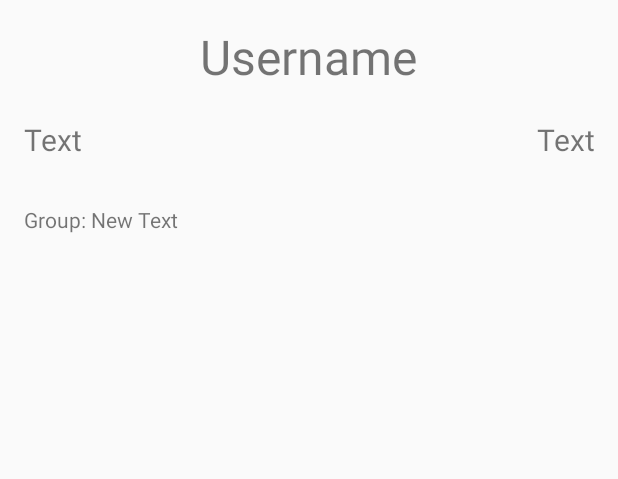
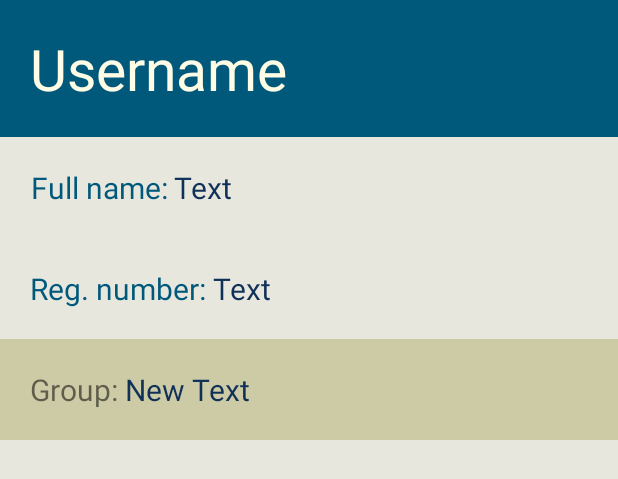
Before and after one commit to tumasews20163-1/TUM-ASE-WS2016-Project, an Android app: the layout activity_overview.xml on its own in the app's theme, with its tools: preview values and no code run, on a phone screen of 412 x 824 dp. Shown: the top 479 px of the screen. Run offline under Robolectric (Android 15) with nearby library versions, the phone set to English and light mode, and no system bars.

Commit message:
Update Android UI

```diff
--- a/Android/CourseApp/app/src/main/res/layout/activity_main.xml
+++ b/Android/CourseApp/app/src/main/res/layout/activity_main.xml
@@ -16,7 +16,9 @@
         android:onClick="login_click"
         android:layout_centerVertical="true"
         android:layout_alignParentRight="true"
-        android:layout_alignParentEnd="true" />
+        android:layout_alignParentEnd="true"
+        android:background="#00587A"
+        android:textColor="#FFFFFF"/>
 
     <EditText
         android:layout_width="match_parent"
@@ -24,6 +26,8 @@
         android:layout_above="@+id/Login_button"
         android:layout_alignParentRight="true"
         android:layout_alignParentEnd="true"
+        android:inputType="textPassword"
+        android:singleLine="true"
         android:id="@+id/password" />
 
     <EditText
@@ -32,6 +36,7 @@
         android:layout_above="@+id/password"
         android:layout_alignParentRight="true"
         android:layout_alignParentEnd="true"
+        android:singleLine="true"
         android:id="@+id/username"/>
 
 
--- a/Android/CourseApp/app/src/main/res/layout/activity_overview.xml
+++ b/Android/CourseApp/app/src/main/res/layout/activity_overview.xml
@@ -4,26 +4,53 @@
     android:layout_width="match_parent"
     android:layout_height="match_parent"
     android:orientation="vertical"
-    android:paddingBottom="@dimen/activity_vertical_margin"
-    android:paddingLeft="@dimen/activity_horizontal_margin"
-    android:paddingRight="@dimen/activity_horizontal_margin"
-    android:paddingTop="@dimen/activity_vertical_margin"
+    android:background="#E7E7DE"
     tools:context="com.example.alex.courseapp.OverviewActivity">
 
-    <TextView
-        android:id="@+id/username"
-        android:layout_width="wrap_content"
-        android:layout_height="wrap_content"
-        android:text="Username"
-        android:layout_gravity="center_horizontal"
-        android:textSize="32dp"/>
+
 
     <LinearLayout
+        android:padding="20dp"
+        android:id="@+id/backgroundLayout"
+        android:layout_width="match_parent"
+        android:layout_height="wrap_content"
+        android:orientation="horizontal"
+        android:background="#00587A"
+        >
+        <LinearLayout
+
+            android:id="@+id/titleLayout"
+            android:layout_width="match_parent"
+            android:layout_height="wrap_content"
+            android:orientation="horizontal">
+
+            <TextView
+                android:id="@+id/username"
+                android:layout_width="wrap_content"
+                android:layout_height="wrap_content"
+                android:text="Username"
+                android:textSize="38dp"
+                android:textColor="#FFFCE6"/>
+
+        </LinearLayout>
+    </LinearLayout>
+
+    <LinearLayout
+        android:padding="20dp"
         android:id="@+id/topLayout"
         android:layout_width="match_parent"
         android:layout_height="wrap_content"
-        android:orientation="horizontal"
-        android:layout_marginTop="20dp">
+        android:orientation="horizontal">
+
+        <TextView
+            android:id="@+id/fullnameLabel"
+            android:layout_width="wrap_content"
+            android:layout_height="wrap_content"
+            android:layout_centerHorizontal="true"
+            android:gravity="right"
+            android:text="Full name: "
+            android:textSize="20dp"
+            android:textColor="#00587A"/>
 
         <TextView
             android:id="@+id/fullname"
@@ -32,34 +59,61 @@
             android:layout_alignParentTop="true"
             android:layout_centerHorizontal="true"
             android:text="Text"
-            android:textSize="20dp"/>
+            android:textSize="20dp"
+            android:textColor="#0F3057" />
 
-        <TextView
-            android:id="@+id/mat_nr"
-            android:layout_width="fill_parent"
-            android:layout_height="wrap_content"
-            android:layout_centerHorizontal="true"
-            android:gravity="right"
-            android:text="Text"
-            android:textSize="20dp"/>
+
 
 
     </LinearLayout>
 
     <LinearLayout
+        android:padding="20dp"
+        android:id="@+id/topLayout2"
+        android:layout_width="match_parent"
+        android:layout_height="wrap_content"
+        android:orientation="horizontal">
+
+        <TextView
+            android:id="@+id/mat_nrLabel"
+            android:layout_width="wrap_content"
+            android:layout_height="wrap_content"
+            android:layout_alignParentTop="true"
+            android:layout_centerHorizontal="true"
+            android:text="Reg. number: "
+            android:textSize="20dp"
+            android:textColor="#00587A" />
+
+        <TextView
+            android:id="@+id/mat_nr"
+            android:layout_width="wrap_content"
+            android:layout_height="wrap_content"
+            android:layout_centerHorizontal="true"
+            android:text="Text"
+            android:textSize="20dp"
+            android:textColor="#0F3057"/>
+
+
+    </LinearLayout>
+
+    <LinearLayout
+        android:padding="20dp"
         android:id="@+id/middleLayout"
         android:layout_width="match_parent"
         android:layout_height="wrap_content"
         android:orientation="horizontal"
-        android:layout_below="@+id/topLayout">
+        android:layout_below="@+id/topLayout2"
+        android:background="#CDCBA6"
+        >
 
         <TextView
+
             android:id="@+id/exercise_group_label"
             android:layout_width="wrap_content"
             android:layout_height="wrap_content"
             android:layout_below="@+id/surname"
             android:layout_centerHorizontal="true"
-            android:layout_marginTop="30dp"
+            android:textSize="20dp"
             android:text="Group: " />
 
         <TextView
@@ -68,17 +122,20 @@
             android:layout_height="wrap_content"
             android:layout_below="@+id/surname"
             android:layout_centerHorizontal="true"
-            android:layout_marginTop="30dp"
-            android:text="New Text" />
+            android:textSize="20dp"
+            android:text="New Text"
+            android:textColor="#0F3057"/>
 
     </LinearLayout>
 
+
+
     <LinearLayout
+        android:padding="20dp"
         android:id="@+id/bottomLayout"
         android:layout_width="match_parent"
         android:layout_height="300dp"
-        android:layout_below="@+id/middleLayout"
-        android:layout_marginTop="30dp">
+        android:layout_below="@+id/middleLayout">
 
         <ImageView
             android:layout_width="match_parent"
--- a/Android/CourseApp/app/src/main/res/values/colors.xml
+++ b/Android/CourseApp/app/src/main/res/values/colors.xml
@@ -1,6 +1,6 @@
 <?xml version="1.0" encoding="utf-8"?>
 <resources>
-    <color name="colorPrimary">#3F51B5</color>
-    <color name="colorPrimaryDark">#303F9F</color>
+    <color name="colorPrimary">#00587a</color>
+    <color name="colorPrimaryDark">#00587a</color>
     <color name="colorAccent">#FF4081</color>
 </resources>
--- a/Android/CourseApp/app/src/main/res/values/strings.xml
+++ b/Android/CourseApp/app/src/main/res/values/strings.xml
@@ -1,3 +1,3 @@
 <resources>
-    <string name="app_name">CourseApp</string>
+    <string name="app_name">Attendance Tracker</string>
 </resources>
```
